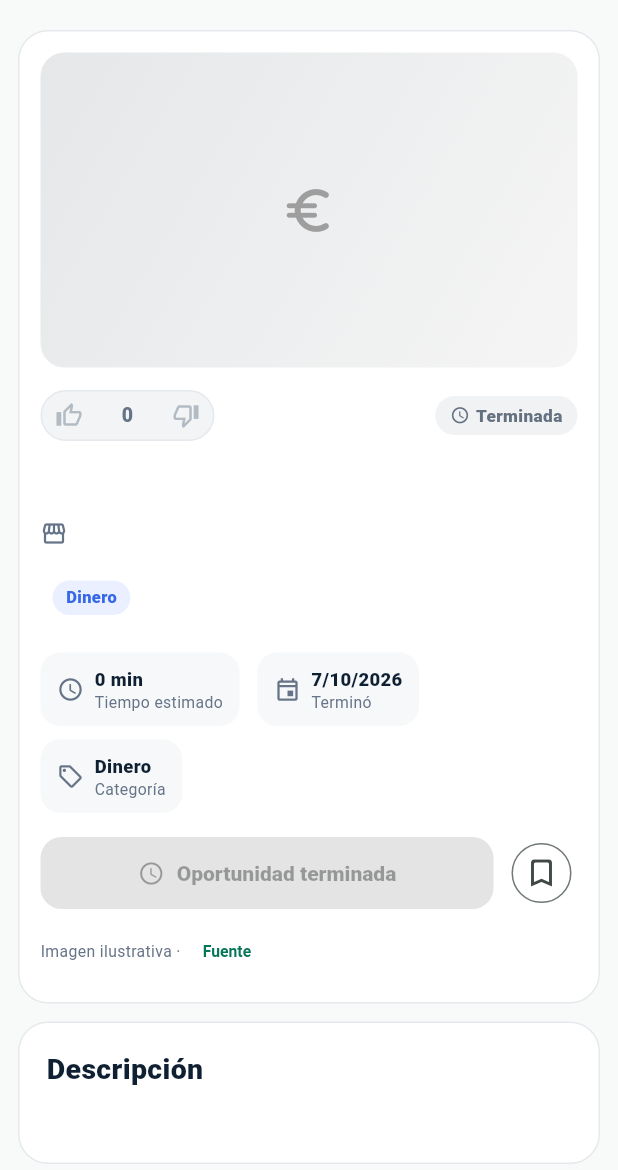
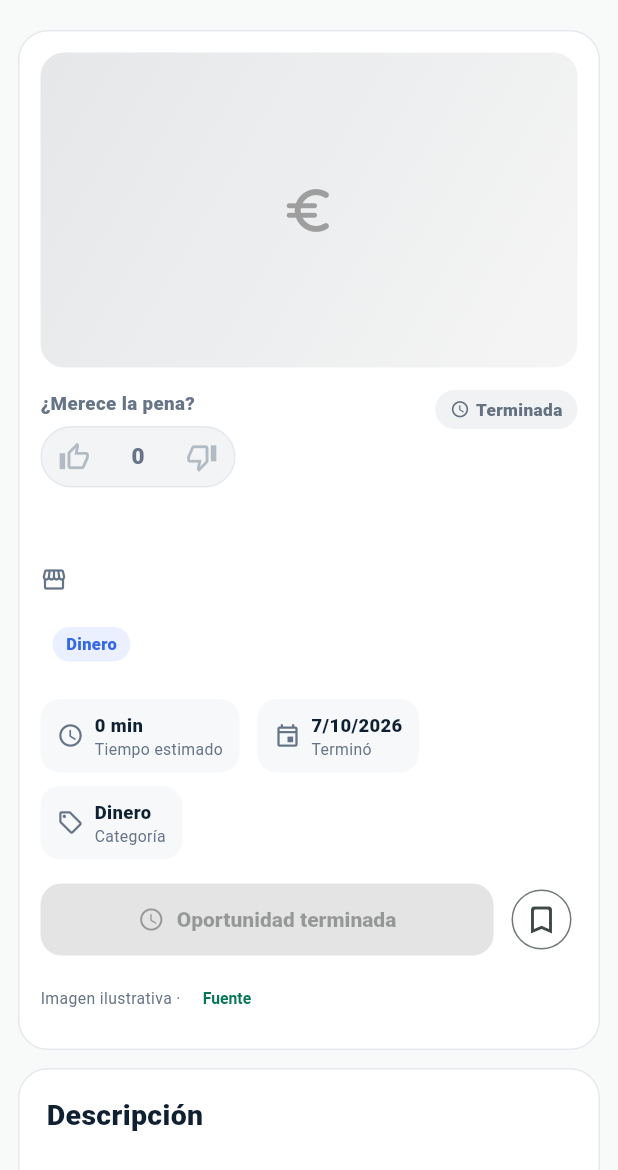
Before and after one commit to joseruyca/GratisCash, a Flutter app: the DetailScreen screen opened directly with empty values, on a phone screen of 412 x 824 dp, the part 66-1236 px from its top. Run offline on Flutter 3.47's test engine with Material 3 defaults, Android fonts, the phone set to English and light mode, and no system bars; our stand-ins replace go_router, image_picker, supabase_flutter; accounts and stored records are empty.

Commit message:
ux: make community voting clearly visible

```diff
--- a/lib/features/detail/detail_screen.dart
+++ b/lib/features/detail/detail_screen.dart
@@ -901,14 +901,31 @@ class _HeroText extends StatelessWidget {
       crossAxisAlignment: CrossAxisAlignment.start,
       children: [
         Row(
+          crossAxisAlignment: CrossAxisAlignment.start,
           children: [
-            OpportunityVoteControl(
-              score: item.voteScore,
-              userVote: userVote,
-              onVote: onVote,
-              disabled: expired,
+            Expanded(
+              child: Column(
+                crossAxisAlignment: CrossAxisAlignment.start,
+                children: [
+                  const Text(
+                    '¿Merece la pena?',
+                    style: TextStyle(
+                      color: GratisCashTheme.muted,
+                      fontSize: 12.5,
+                      fontWeight: FontWeight.w800,
+                    ),
+                  ),
+                  const SizedBox(height: 7),
+                  OpportunityVoteControl(
+                    score: item.voteScore,
+                    userVote: userVote,
+                    onVote: onVote,
+                    disabled: expired,
+                  ),
+                ],
+              ),
             ),
-            const Spacer(),
+            const SizedBox(width: 12),
             StatusPill(
               expired ? 'Terminada' : 'Activa',
               active: !expired,
--- a/lib/widgets/common.dart
+++ b/lib/widgets/common.dart
@@ -678,15 +678,31 @@ class OpportunityVoteControl extends StatelessWidget {
       label: 'Valoración de la comunidad: $score',
       child: Container(
         decoration: BoxDecoration(
-          color: disabled ? const Color(0xFFF2F4F5) : Colors.white,
+          color: disabled ? const Color(0xFFF2F4F5) : const Color(0xFFF9FBFB),
           borderRadius: BorderRadius.circular(999),
-          border: Border.all(color: GratisCashTheme.border),
+          border: Border.all(
+            color: userVote == 1
+                ? const Color(0xFFBFE8D7)
+                : userVote == -1
+                    ? const Color(0xFFF5C7CE)
+                    : GratisCashTheme.border,
+          ),
+          boxShadow: disabled
+              ? null
+              : const [
+                  BoxShadow(
+                    color: Color(0x09000000),
+                    blurRadius: 8,
+                    offset: Offset(0, 2),
+                  ),
+                ],
         ),
         child: Row(
           mainAxisSize: MainAxisSize.min,
           children: [
             _VoteAction(
               tooltip: userVote == 1 ? 'Quitar voto positivo' : 'Me parece buena',
+              baseColor: GratisCashTheme.greenDark,
               icon: userVote == 1
                   ? Icons.thumb_up_alt_rounded
                   : Icons.thumb_up_alt_outlined,
@@ -702,13 +718,14 @@ class OpportunityVoteControl extends StatelessWidget {
                 score > 0 ? '+$score' : '$score',
                 style: TextStyle(
                   color: scoreColor,
-                  fontSize: compact ? 11.5 : 13,
+                  fontSize: compact ? 12.5 : 15,
                   fontWeight: FontWeight.w900,
                 ),
               ),
             ),
             _VoteAction(
               tooltip: userVote == -1 ? 'Quitar voto negativo' : 'No me convence',
+              baseColor: GratisCashTheme.coral,
               icon: userVote == -1
                   ? Icons.thumb_down_alt_rounded
                   : Icons.thumb_down_alt_outlined,
@@ -730,6 +747,7 @@ class _VoteAction extends StatelessWidget {
     required this.icon,
     required this.selected,
     required this.selectedColor,
+    required this.baseColor,
     required this.onTap,
     required this.compact,
   });
@@ -738,6 +756,7 @@ class _VoteAction extends StatelessWidget {
   final IconData icon;
   final bool selected;
   final Color selectedColor;
+  final Color baseColor;
   final VoidCallback? onTap;
   final bool compact;
 
@@ -750,17 +769,17 @@ class _VoteAction extends StatelessWidget {
         borderRadius: BorderRadius.circular(999),
         child: Padding(
           padding: EdgeInsets.symmetric(
-            horizontal: compact ? 7 : 9,
-            vertical: compact ? 5 : 7,
+            horizontal: compact ? 9 : 11,
+            vertical: compact ? 7 : 9,
           ),
           child: Icon(
             icon,
-            size: compact ? 16 : 18,
+            size: compact ? 18 : 21,
             color: onTap == null
                 ? const Color(0xFFB2BBC3)
                 : selected
                     ? selectedColor
-                    : GratisCashTheme.muted,
+                    : baseColor,
           ),
         ),
       ),
```
